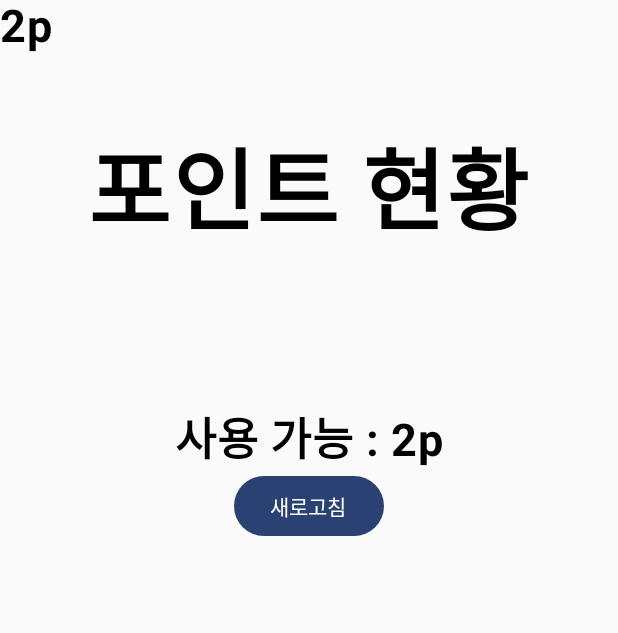
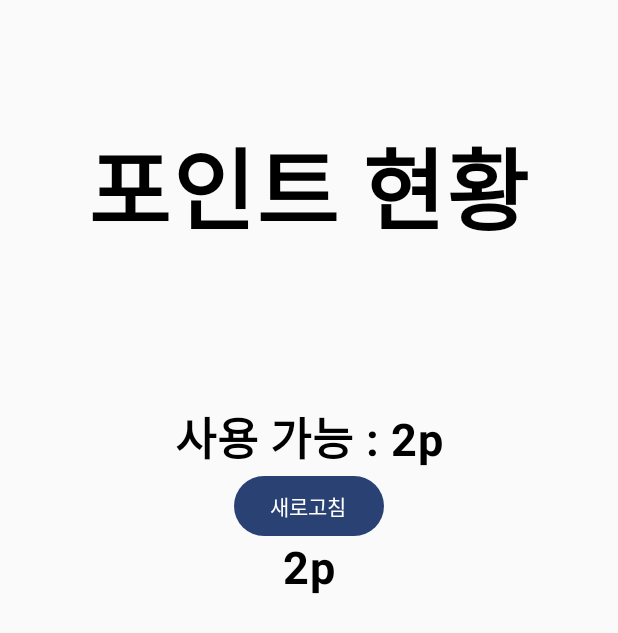
Before and after one commit to Konkuk-Mobile-Programming-Team-4/Come_Ordera_Front, an Android app built with Jetpack Compose: the PointScreen screen opened through its navigation route, on a phone screen of 412 x 824 dp. Shown: the top 633 px of the screen. Run offline under Robolectric (Android 15) with nearby library versions, the phone set to English and light mode, and no system bars; 1 statement that could not run was skipped.

Commit message:
feat : 1차 수정

```diff
--- a/app/src/main/java/com/example/final_project/app_consumer/PointScreen.kt
+++ b/app/src/main/java/com/example/final_project/app_consumer/PointScreen.kt
@@ -27,6 +27,7 @@ fun PointScreen(navController: NavController) {
 
     // 유저 ID는 실제 구현에서는 로그인된 유저의 ID를 받아와야 합니다.
     val userId: Long = appViewModel.user_id
+    val point:Long = appViewModel.point
 
     LaunchedEffect(Unit) {
         coroutineScope.launch {
@@ -45,7 +46,7 @@ fun PointScreen(navController: NavController) {
             modifier = Modifier.padding(top = 80.dp, bottom = 100.dp)
         )
         Text(
-            text = "사용 가능 : ${appViewModel.point}p",
+            text = "사용 가능 : ${point}p",
             fontSize = 30.sp,
             fontWeight = FontWeight.Bold
         )
@@ -58,10 +59,13 @@ fun PointScreen(navController: NavController) {
         }) {
             Text("새로고침")
         }
+        //디버깅용
+        Text(
+            text = "${userId}p",
+            fontSize = 30.sp,
+            fontWeight = FontWeight.Bold
+        )
     }
-    Text(
-        text = "${userId}p",
-        fontSize = 30.sp,
-        fontWeight = FontWeight.Bold
-    )
+
+
 }
--- a/app/src/main/java/com/example/final_project/app_manage/AppNaviGraph.kt
+++ b/app/src/main/java/com/example/final_project/app_manage/AppNaviGraph.kt
@@ -44,7 +44,7 @@ fun AppNaviGraph(navController: NavHostController) {
     CompositionLocalProvider(
         LocalNavGraphViewModelStoreOwner provides navStoreOwner
     ) {
-        NavHost(navController = navController, startDestination = Routes.Review.route) {
+        NavHost(navController = navController, startDestination = Routes.Point.route) {
             composable(route = Routes.Welcome.route) {
                 WelcomeScreen(navController)
             }
--- a/app/src/main/java/com/example/final_project/app_manage/AppViewModel.kt
+++ b/app/src/main/java/com/example/final_project/app_manage/AppViewModel.kt
@@ -8,8 +8,6 @@ import androidx.lifecycle.ViewModel
 import retrofit2.Call
 import retrofit2.Callback
 import retrofit2.Response
-
-
 
 class AppViewModel : ViewModel() {
 
```
